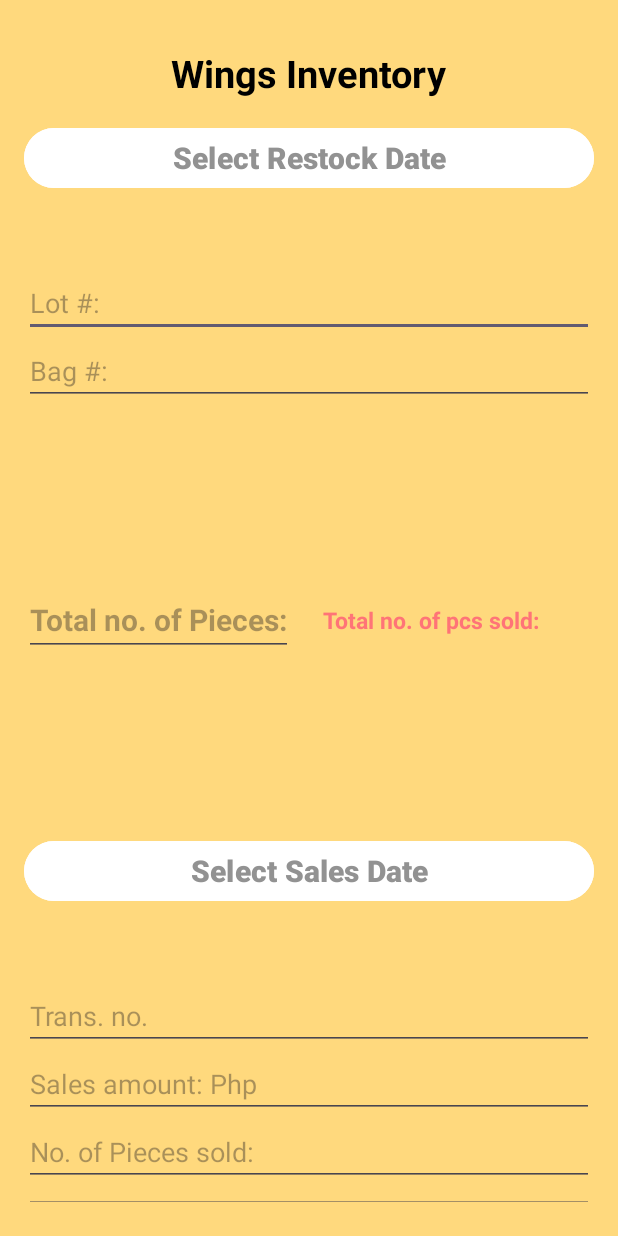
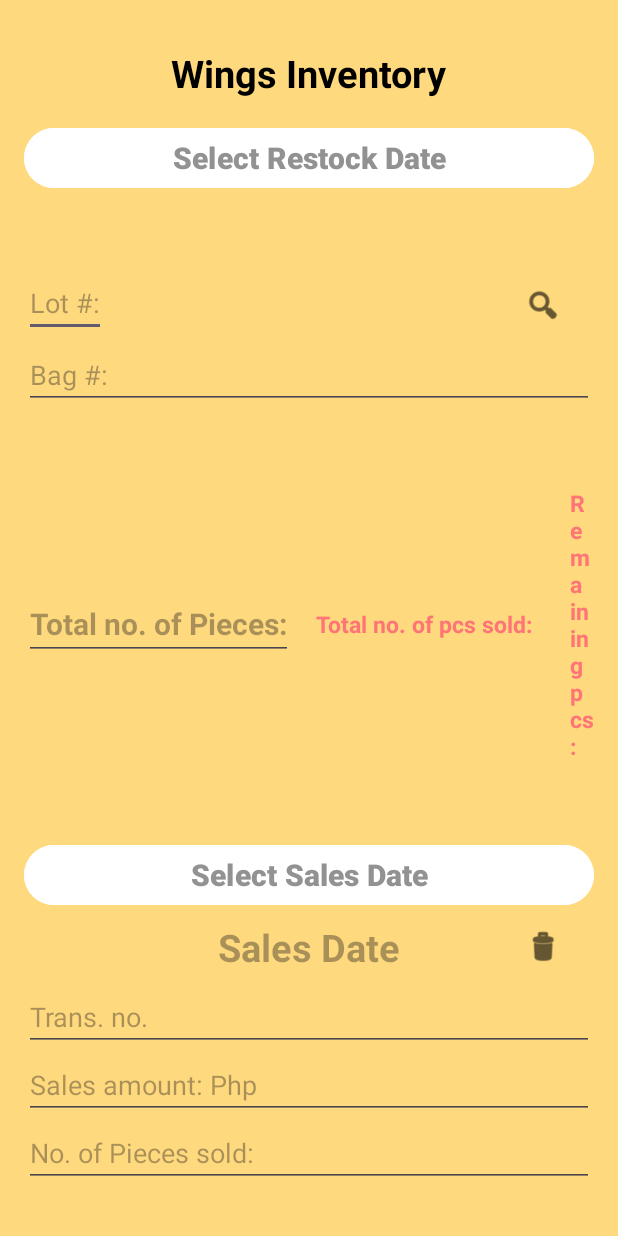
Before and after one commit to KramDipal/mytestxml, an Android app: the screen it shows after launch (MainActivity), on a phone screen of 412 x 824 dp. Run offline under Robolectric (Android 15) with nearby library versions, the phone set to English and light mode, and no system bars; our stand-ins replace navigation-ui.

Commit message:
Enhancement 05
1. Removed Search and delete button.
2. replaced with search / delete icon.

```diff
--- a/app/src/main/res/layout/activity_main.xml
+++ b/app/src/main/res/layout/activity_main.xml
@@ -45,7 +45,6 @@
         android:text="@string/btnDatePicker2"
         android:layout_marginTop="15dp"
         android:textStyle="bold"
-
         android:textSize="20sp"/>
 
     <TextView
@@ -56,14 +55,39 @@
         android:textStyle="bold"
         android:layout_width="wrap_content"
         android:layout_height="wrap_content" />
+
+    <androidx.constraintlayout.widget.ConstraintLayout
+        android:layout_width="match_parent"
+        android:layout_height="wrap_content"
+        android:orientation="vertical">
+
         <EditText
             android:id="@+id/editLotNumber"
-        android:layout_width="match_parent"
+            android:layout_width="wrap_content"
             android:layout_height="wrap_content"
             android:hint="@string/lot_number"
             android:inputType="number"
             android:importantForAutofill="no"
-        />
+            tools:ignore="MissingConstraints"/>
+
+        <Button
+            android:id="@+id/btnSearch"
+            style="?android:attr/buttonBarButtonStyle"
+            android:layout_width="wrap_content"
+            android:layout_height="wrap_content"
+            android:background="@color/white"
+            app:icon="@android:drawable/ic_menu_search"
+            app:iconGravity="textStart"
+            app:iconSize="25dp"
+            app:iconTint="@color/black"
+            app:layout_constraintEnd_toEndOf="parent"
+            app:layout_editor_absoluteX="25dp"
+            tools:ignore="MissingConstraints"
+            tools:layout_editor_absoluteY="-3dp" />
+
+
+    </androidx.constraintlayout.widget.ConstraintLayout>
+
 
     <EditText
         android:id="@+id/editBagNumber"
@@ -87,67 +111,66 @@
             android:layout_width="wrap_content"
             android:layout_height="wrap_content"
             android:hint="@string/no_pieces"
-            android:textStyle="bold"
+            android:importantForAutofill="no"
+            android:inputType="number"
+            android:textColor="#ff7477"
             android:textSize="20sp"
-            android:textColor="#ff7477"
-            android:inputType="number"
-            android:importantForAutofill="no"
-            />
+            android:textStyle="bold" />
 
         <TextView
             android:layout_width="wrap_content"
             android:layout_height="wrap_content"
-            android:layout_marginStart="20dp"
-            android:textStyle="bold"
+            android:layout_marginStart="15dp"
+            android:text="@string/Total_no_pcs_sold"
+            android:textColor="#ff7477"
             android:textSize="15sp"
-            android:textColor="#ff7477"
-            android:text="@string/Total_no_pcs_sold"
-            />
+            android:textStyle="bold" />
+
         <TextView
             android:id="@+id/editotnopcsold"
             android:layout_width="wrap_content"
             android:layout_height="wrap_content"
-            android:layout_marginStart="20dp"
-            android:textStyle="bold"
+            android:layout_marginStart="15dp"
+            android:importantForAutofill="no"
+            android:textColor="#ff7477"
             android:textSize="20sp"
-            android:textColor="#ff7477"
-            android:importantForAutofill="no" />
+            android:textStyle="bold" />
 
         <TextView
             android:layout_width="wrap_content"
             android:layout_height="wrap_content"
-            android:layout_marginStart="20dp"
-            android:textStyle="bold"
+            android:layout_marginStart="10dp"
+            android:text="@string/balance"
+            android:textColor="#ff7477"
             android:textSize="15sp"
-            android:textColor="#ff7477"
-            android:text="@string/balance"
-            />
+            android:textStyle="bold" />
+
         <TextView
             android:id="@+id/editbalance"
             android:layout_width="wrap_content"
             android:layout_height="wrap_content"
-            android:layout_marginStart="20dp"
-            android:textStyle="bold"
+            android:layout_marginStart="5dp"
+            android:textColor="#ff7477"
             android:textSize="50sp"
-            android:textColor="#ff7477"/>
+            android:textStyle="bold" />
 
         <TextView
             android:layout_width="wrap_content"
             android:layout_height="wrap_content"
-            android:layout_marginStart="25dp"
-            android:textStyle="bold"
+            android:layout_marginStart="5dp"
+            android:text="@string/tot_amount"
+            android:textColor="#ff7477"
             android:textSize="15sp"
-            android:textColor="#ff7477"
-            android:text="@string/tot_amount"
-            />
+            android:textStyle="bold" />
+
         <TextView
             android:id="@+id/editotamount"
             android:layout_width="wrap_content"
             android:layout_height="wrap_content"
-            android:layout_marginStart="15dp"
-            android:textStyle="bold"
+            android:layout_marginStart="10dp"
+            android:textColor="#ff7477"
             android:textSize="20sp"
-            android:textColor="#ff7477"/>
+            android:textStyle="bold" />
 
     </LinearLayout>
 
@@ -162,14 +185,48 @@
         android:textStyle="bold"
         android:textSize="20sp"/>
 
+
+    <androidx.constraintlayout.widget.ConstraintLayout
+        android:layout_width="match_parent"
+        android:layout_height="wrap_content"
+        android:orientation="vertical"
+        android:layout_gravity="center_vertical">
+
         <TextView
             android:id="@+id/editSaleDate"
-        android:text="@string/sales_date"
-        android:layout_marginTop="15dp"
+            android:layout_width="wrap_content"
+            android:layout_height="wrap_content"
+            android:hint="@string/sales_date"
+            android:importantForAutofill="no"
             android:textSize="25sp"
             android:textStyle="bold"
+            app:layout_constraintBottom_toBottomOf="parent"
+            app:layout_constraintTop_toTopOf="parent"
+            app:layout_constraintLeft_toLeftOf="parent"
+            app:layout_constraintRight_toRightOf="parent"
+            app:layout_constraintHorizontal_bias="0.5"
+            app:layout_constraintVertical_bias="0.5"
+             />
+
+
+        <Button
+            android:id="@+id/btnDeleteRec"
+            style="?android:attr/buttonBarButtonStyle"
             android:layout_width="wrap_content"
-        android:layout_height="wrap_content" />
+            android:layout_height="wrap_content"
+            android:background="@color/white"
+            app:icon="@android:drawable/ic_menu_delete"
+            app:iconGravity="textStart"
+            app:iconSize="25dp"
+            app:iconTint="@color/black"
+            app:layout_constraintEnd_toEndOf="parent"
+            app:layout_editor_absoluteX="25dp"
+            tools:ignore="MissingConstraints"
+            tools:layout_editor_absoluteY="-3dp" />
+
+
+    </androidx.constraintlayout.widget.ConstraintLayout>
+
 
     <EditText
         android:id="@+id/editrxno"
@@ -249,6 +306,19 @@
             android:textSize="20sp"/>
 
         <Button
+            android:id="@+id/btnUpdate"
+            android:layout_width="match_parent"
+            android:layout_height="wrap_content"
+            android:backgroundTint="#FFFFFF"
+            android:textColor="@color/white"
+            android:text="@string/btnUpdate"
+            android:layout_marginTop="15dp"
+            android:textStyle="bold"
+            android:background="@color/design_default_color_primary"
+            android:textSize="20sp"/>
+
+        <!--
+        <Button
             android:id="@+id/btnDelete"
             android:layout_width="match_parent"
             android:layout_height="wrap_content"
@@ -259,17 +329,7 @@
             android:textStyle="bold"
             android:background="@color/design_default_color_primary"
             android:textSize="20sp"/>
-        <Button
-            android:id="@+id/btnUpdate"
-            android:layout_width="match_parent"
-            android:layout_height="wrap_content"
-            android:backgroundTint="#FFFFFF"
-            android:textColor="@color/white"
-            android:text="@string/btnUpdate"
-            android:layout_marginTop="15dp"
-            android:textStyle="bold"
-            android:background="@color/design_default_color_primary"
-            android:textSize="20sp"/>
+
 
         <Button
             android:id="@+id/btnView"
@@ -282,6 +342,7 @@
             android:textStyle="bold"
             android:background="@color/design_default_color_primary"
             android:textSize="20sp"/>
+        -->
 
         <Button
             android:id="@+id/btnClear"
--- a/app/src/main/res/values/strings.xml
+++ b/app/src/main/res/values/strings.xml
@@ -12,12 +12,13 @@
     <string name="btnClear">Clear</string>
     <string name="btnExit">Exit</string>
     <string name="lot_number">Lot #:</string>
+    <string name="lot_number2">Lot #2:</string>
     <string name="Bag_number">Bag #:</string>
     <string name="no_pieces">Total no. of Pieces:</string>
     <string name="tot_amount">Total Amt: Php</string>
     <string name="Total_no_pcs_sold">Total no. of pcs sold:</string>
     <string name="restock_date">""</string>
-    <string name="sales_date">""</string>
+    <string name="sales_date">"Sales Date"</string>
     <string name="enter_amount">Sales amount: Php</string>
     <string name="txn_no">Trans. no.</string>
     <string name="no_pieces_sold">No. of Pieces sold:</string>
@@ -72,4 +73,6 @@
     <string name="btnBack">Main Menu</string>
     <string name="lotnumber">Lot Number</string>
     <string name="lotnumber2">Lot Number</string>
+    <string name="btnSearch">Search</string>
+    <string name="delete_button2">Delete button</string>
 </resources>
```
Also changed, not shown: app/src/main/java/eu/tutorials/mytestxml/DatabaseHelper.kt (+5 -5 lines), app/src/main/java/eu/tutorials/mytestxml/Inventory.kt (+7 -7 lines), app/src/main/java/eu/tutorials/mytestxml/MainActivity.kt (+41 -52 lines), 1 other file. Lines whose indentation alone changed are shown as unchanged.
